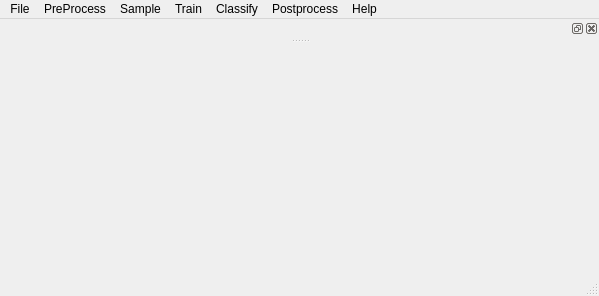
scrssys/SCRS_RS_AI, file ui/MainWin.ui: the form before one commit.
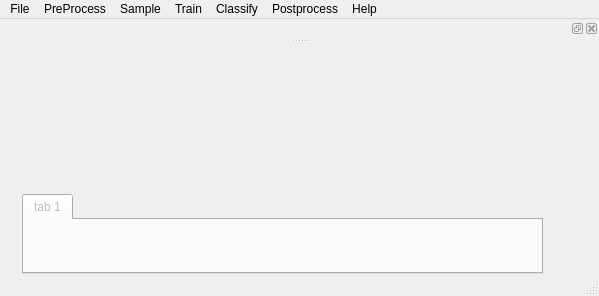
The form after the commit.

Commit message: v1.1.3 main_gui add tab 1

```diff
--- a/ui/MainWin.ui
+++ b/ui/MainWin.ui
@@ -13,7 +13,41 @@
   <property name="windowTitle">
    <string>RS Imagery Deep Learning Process System</string>
   </property>
-  <widget class="QWidget" name="centralwidget"/>
+  <widget class="QWidget" name="centralwidget">
+   <property name="enabled">
+    <bool>false</bool>
+   </property>
+   <widget class="QTabWidget" name="tabWidget">
+    <property name="geometry">
+     <rect>
+      <x>22</x>
+      <y>150</y>
+      <width>521</width>
+      <height>80</height>
+     </rect>
+    </property>
+    <property name="minimumSize">
+     <size>
+      <width>500</width>
+      <height>80</height>
+     </size>
+    </property>
+    <property name="maximumSize">
+     <size>
+      <width>16777215</width>
+      <height>80</height>
+     </size>
+    </property>
+    <property name="currentIndex">
+     <number>0</number>
+    </property>
+    <widget class="QWidget" name="tab">
+     <attribute name="title">
+      <string>tab 1</string>
+     </attribute>
+    </widget>
+   </widget>
+  </widget>
   <widget class="QMenuBar" name="menubar">
    <property name="geometry">
     <rect>
@@ -93,6 +127,9 @@
   </widget>
   <widget class="QStatusBar" name="statusbar"/>
   <widget class="QDockWidget" name="dockWidget_4">
+   <property name="enabled">
+    <bool>false</bool>
+   </property>
    <attribute name="dockWidgetArea">
     <number>4</number>
    </attribute>
```
Left out of the diff: 2 changed lines with no effect on the pictures. The commit also changes 6 other files.
